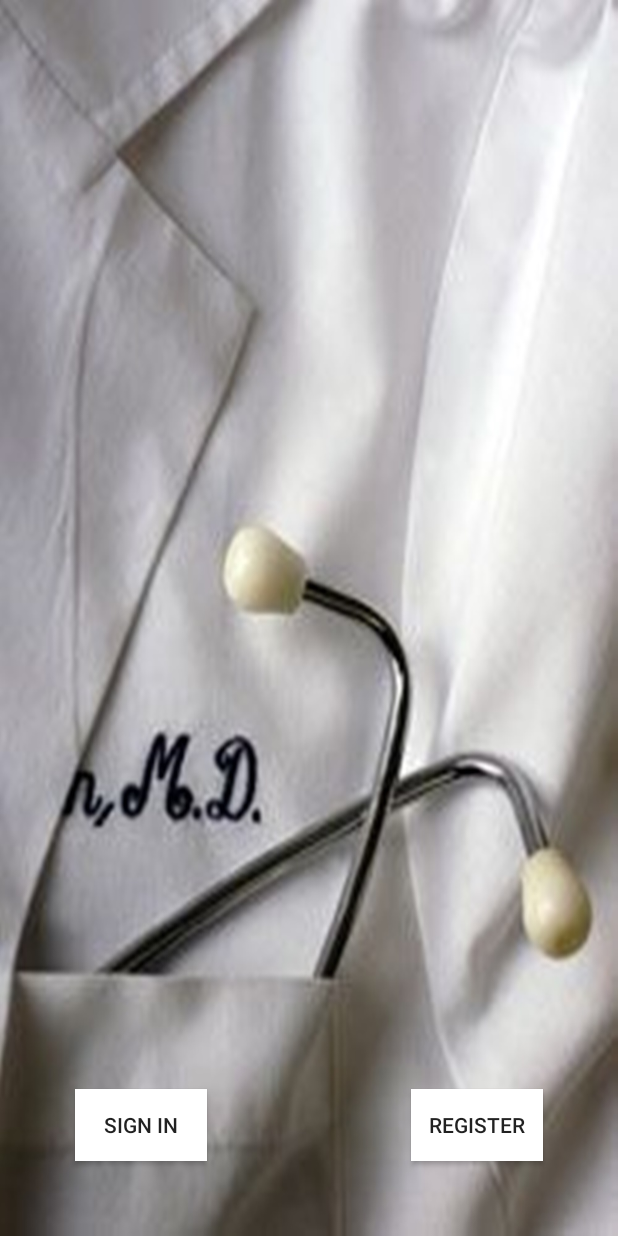
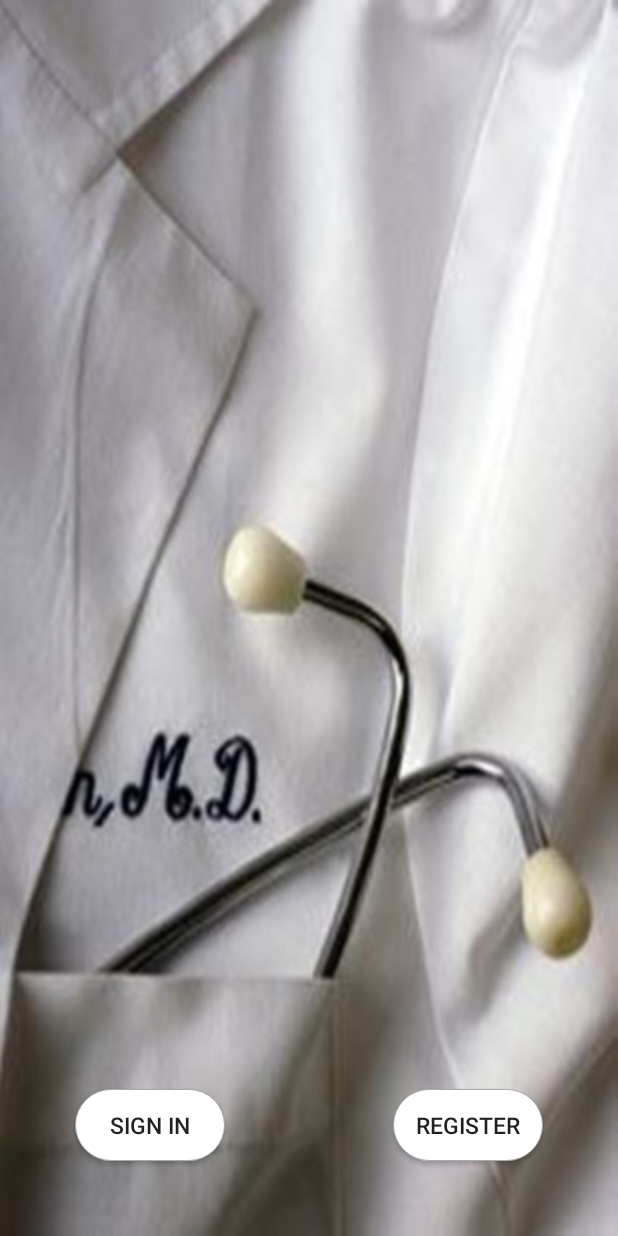
Before and after one commit to mohamed-shaar/PatientHistory, an Android app: the screen it shows after launch (MainActivity), on a phone screen of 412 x 824 dp. Run offline under Robolectric (Android 15) with nearby library versions, the phone set to English and light mode, and no system bars.

Commit message:
added button drawable xml and implemented in activity main

```diff
--- /dev/null
+++ b/app/src/main/res/drawable/button_shape.xml
@@ -0,0 +1,14 @@
+<?xml version="1.0" encoding="utf-8"?>
+<shape xmlns:android="http://schemas.android.com/apk/res/android"
+    android:shape="rectangle">
+    <solid android:color="#ffffff" />
+    <stroke
+        android:width="0.5dp"
+        android:color="@android:color/darker_gray" />
+    <corners android:radius="200dp" />
+
+    <size
+        android:width="100dp"
+        android:height="25dp" />
+
+</shape>
--- a/app/src/main/res/layout/activity_main.xml
+++ b/app/src/main/res/layout/activity_main.xml
@@ -9,25 +9,27 @@
     tools:context=".MainActivity">
 
     <Button
-        android:id="@+id/btn_sign_up"
+        android:id="@+id/btn_sign_in"
         android:layout_width="wrap_content"
         android:layout_height="wrap_content"
         android:layout_alignParentStart="true"
         android:layout_alignParentBottom="true"
         android:layout_marginStart="50dp"
         android:layout_marginBottom="50dp"
-        android:background="#FFFFFF"
-        android:text="@string/sign_in" />
+        android:background="@drawable/button_shape"
+        android:text="@string/sign_in"
+        android:textSize="15sp"/>
 
     <Button
-        android:id="@+id/btn_log_in"
+        android:id="@+id/btn_register"
         android:layout_width="wrap_content"
         android:layout_height="wrap_content"
         android:layout_alignParentEnd="true"
         android:layout_alignParentBottom="true"
         android:layout_marginEnd="50dp"
         android:layout_marginBottom="50dp"
-        android:background="#FFFFFF"
-        android:text="@string/register" />
+        android:background="@drawable/button_shape"
+        android:text="@string/register"
+        android:textSize="15sp"/>
 
 </RelativeLayout>
```
Also changed, not shown: app/src/main/res/drawable/drimage.jpg.
